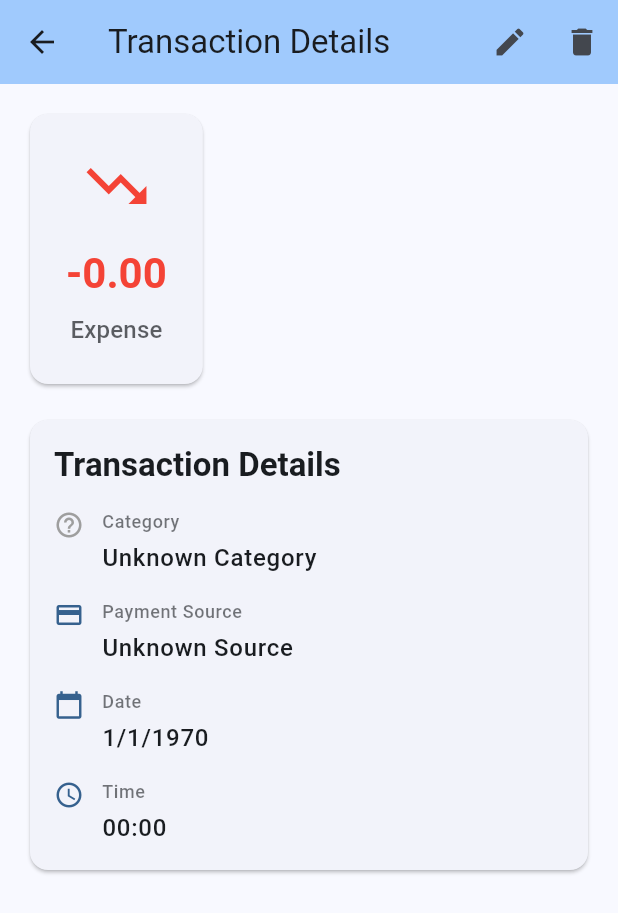
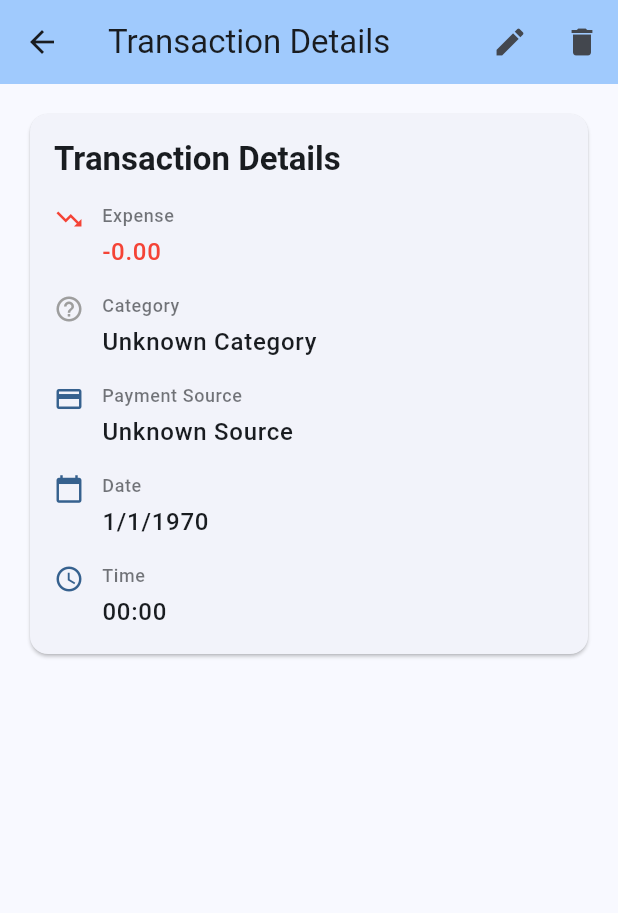
Before and after one commit to mshok01/MoneyManager, a Flutter app: the TransactionDetailsScreen screen opened directly with empty values, on a phone screen of 412 x 824 dp. Shown: the top 913 px of the screen. Run offline on Flutter 3.47's test engine with Material 3 defaults, Android fonts, the phone set to English and light mode, and no system bars; our stand-ins replace device_info_plus, package_info_plus, shared_preferences, sqflite, timezone; accounts and stored records are empty.

Commit message:
refactor: move amount from separate card to details card in transaction details
- Remove standalone amount card with large display
- Add amount as first row in details card with proper formatting
- Maintain color coding (green for income, red for expense)
- Add valueColor parameter to _buildDetailRow for custom text coloring
- Improve layout compactness while preserving visual clarity

```diff
--- a/lib/screens/transaction_details_screen.dart
+++ b/lib/screens/transaction_details_screen.dart
@@ -202,49 +202,6 @@ class _TransactionDetailsScreenState extends State<TransactionDetailsScreen> {
               child: Column(
                 crossAxisAlignment: CrossAxisAlignment.start,
                 children: [
-                  // Amount Card
-                  Card(
-                    child: Padding(
-                      padding: const EdgeInsets.all(24),
-                      child: Column(
-                        children: [
-                          Icon(
-                            widget.transaction.isIncome
-                                ? Icons.trending_up
-                                : Icons.trending_down,
-                            size: 48,
-                            color: widget.transaction.isIncome
-                                ? Colors.green
-                                : Colors.red,
-                          ),
-                          const SizedBox(height: 16),
-                          Text(
-                            '${widget.transaction.isIncome ? '+' : '-'}${_formatAmount(widget.transaction.amount)}',
-                            style: theme.textTheme.headlineMedium?.copyWith(
-                              fontWeight: FontWeight.bold,
-                              color: widget.transaction.isIncome
-                                  ? Colors.green
-                                  : Colors.red,
-                            ),
-                          ),
-                          const SizedBox(height: 8),
-                          Text(
-                            widget.transaction.isIncome
-                                ? l10n.income
-                                : l10n.expense,
-                            style: theme.textTheme.titleMedium?.copyWith(
-                              color: theme.colorScheme.onSurface.withValues(
-                                alpha: 0.7,
-                              ),
-                            ),
-                          ),
-                        ],
-                      ),
-                    ),
-                  ),
-
-                  const SizedBox(height: 16),
-
                   // Details Card
                   Card(
                     child: Padding(
@@ -257,6 +214,25 @@ class _TransactionDetailsScreenState extends State<TransactionDetailsScreen> {
                             style: theme.textTheme.titleLarge?.copyWith(
                               fontWeight: FontWeight.bold,
                             ),
+                          ),
+                          const SizedBox(height: 16),
+
+                          // Amount
+                          _buildDetailRow(
+                            context,
+                            widget.transaction.isIncome
+                                ? l10n.income
+                                : l10n.expense,
+                            '${widget.transaction.isIncome ? '+' : '-'}${_formatAmount(widget.transaction.amount)}',
+                            widget.transaction.isIncome
+                                ? Icons.trending_up
+                                : Icons.trending_down,
+                            iconColor: widget.transaction.isIncome
+                                ? Colors.green
+                                : Colors.red,
+                            valueColor: widget.transaction.isIncome
+                                ? Colors.green
+                                : Colors.red,
                           ),
                           const SizedBox(height: 16),
 
@@ -322,6 +298,7 @@ class _TransactionDetailsScreenState extends State<TransactionDetailsScreen> {
     String value,
     IconData icon, {
     Color? iconColor,
+    Color? valueColor,
   }) {
     final theme = Theme.of(context);
 
@@ -346,6 +323,7 @@ class _TransactionDetailsScreenState extends State<TransactionDetailsScreen> {
                 value,
                 style: theme.textTheme.bodyLarge?.copyWith(
                   fontWeight: FontWeight.w500,
+                  color: valueColor,
                 ),
               ),
             ],
```
